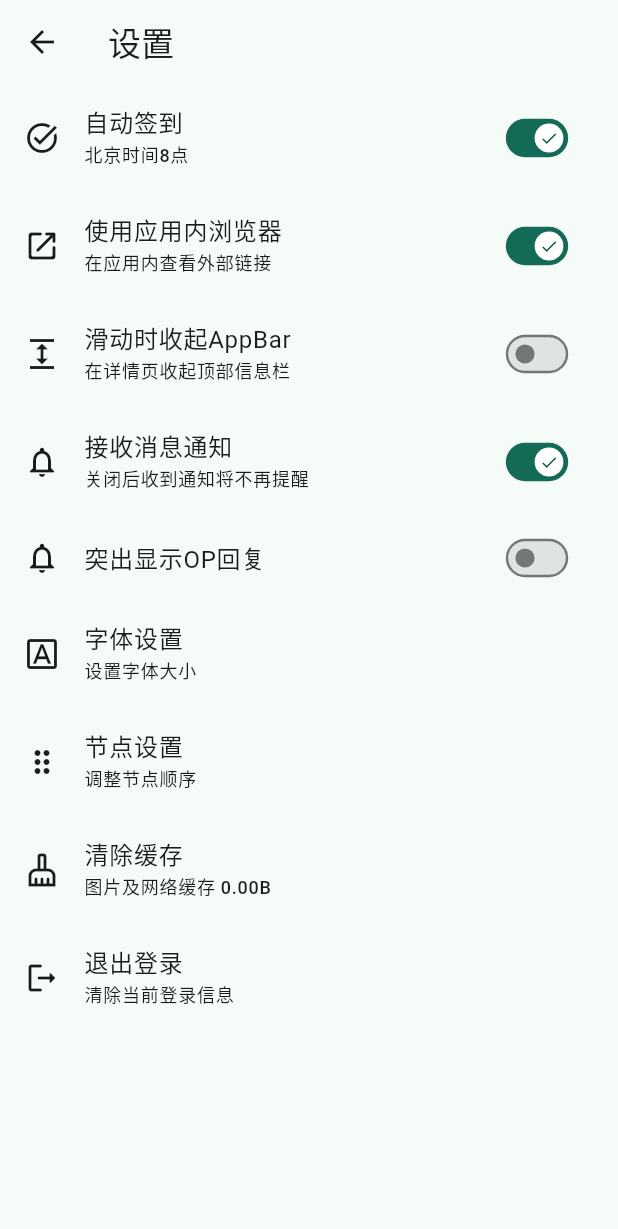
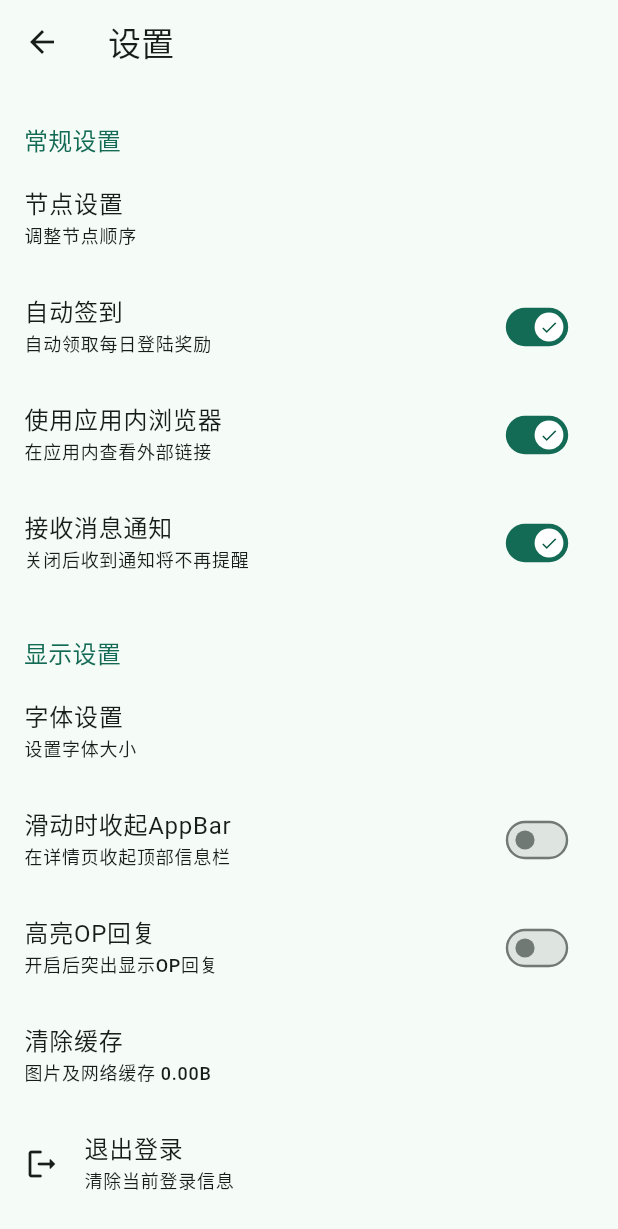
Before and after one commit to guozhigq/flutter_v2ex, a Flutter app: the SettingPage screen opened by its route, on a phone screen of 412 x 824 dp. Shown: the top 1229 px of the screen. Run offline on Flutter 3.47's test engine with Material 2 defaults, Android fonts, the phone set to English and light mode, and no system bars; drawn by our look-alikes of dynamic_color, flutter_smart_dialog; our stand-ins replace cached_network_image, cookie_jar, device_info_plus, dio, dio_cookie_manager, easy_refresh and 14 more; missing offline and left inert: dio_http2_adapter, dio_http_cache, extended_tabs, extended_text_field, extended_text_library, flutter_html_iframe and 3 more; accounts and stored records are empty; Roboto replaces fonts that are missing (NotoSansSC).

Commit message:
mod: 设置页面样式

```diff
--- a/lib/pages/page_setting.dart
+++ b/lib/pages/page_setting.dart
@@ -57,6 +57,7 @@ class _SettingPageState extends State<SettingPage> {
           TextButton(
               onPressed: () async {
                 Navigator.pop(context);
+
                 /// 删除cookie目录
                 try {
                   await Login.signOut();
@@ -87,22 +88,34 @@ class _SettingPageState extends State<SettingPage> {
     TextStyle titleStyle = Theme.of(context).textTheme.titleLarge!;
     TextStyle subTitleStyle = Theme.of(context).textTheme.labelMedium!;
     Color iconStyle = Theme.of(context).colorScheme.onBackground;
+    TextStyle groupTitleStyle = Theme.of(context).textTheme.titleMedium!.copyWith(color: Theme.of(context).colorScheme.primary);
     return Scaffold(
       appBar: AppBar(
         title: const Text('设置'),
       ),
       body: ListView(
         children: [
+          Padding(
+            padding: const EdgeInsets.fromLTRB(16, 25, 20, 5),
+            child: Text('常规设置', style: groupTitleStyle),
+          ),
           ListTile(
+            onTap: () => Get.toNamed('/nodesSort'),
+            // leading: Icon(Icons.drag_indicator_rounded, color: iconStyle),
+            title: const Text('节点设置'),
+            subtitle: Text('调整节点顺序', style: subTitleStyle),
+          ),
+          ListTile(
+            enableFeedback: true,
             onTap: () {
               setState(() {
                 autoSign = !autoSign;
                 GStorage().setAutoSign(autoSign);
               });
             },
-            leading: Icon(Icons.task_alt, color: iconStyle),
+            // leading: Icon(Icons.task_alt, color: iconStyle),
             title: const Text('自动签到'),
-            subtitle: Text('北京时间8点', style: subTitleStyle),
+            subtitle: Text('自动领取每日登陆奖励', style: subTitleStyle),
             trailing: Transform.scale(
               scale: 0.8,
               child: Switch(
@@ -123,32 +136,6 @@ class _SettingPageState extends State<SettingPage> {
                   }),
             ),
           ),
-          // ListTile(
-          //   onTap: () {
-          //     setState(() {
-          //       materialColor = !materialColor;
-          //     });
-          //   },
-          //   leading: Icon(Icons.color_lens_outlined, color: iconStyle),
-          //   title: const Text('动态色彩'),
-          //   subtitle: Text('将壁纸颜色应用于主题色', style: subTitleStyle),
-          //   trailing: Transform.scale(
-          //     scale: 0.9,
-          //     child: Switch(
-          //         value: materialColor,
-          //         onChanged: (value) {
-          //           setState(() {
-          //             materialColor = value;
-          //           });
-          //         }),
-          //   ),
-          // ),
-          // ListTile(
-          //   onTap: () {},
-          //   leading: Icon(Icons.workspaces_outlined, color: iconStyle),
-          //   title: const Text('主题风格'),
-          //   subtitle: Text('选择应用主题色', style: subTitleStyle),
-          // ),
           ListTile(
             onTap: () {
               setState(() {
@@ -156,7 +143,7 @@ class _SettingPageState extends State<SettingPage> {
                 GStorage().setLinkOpenInApp(linkOpenInApp);
               });
             },
-            leading: Icon(Icons.open_in_new_rounded, color: iconStyle),
+            // leading: Icon(Icons.open_in_new_rounded, color: iconStyle),
             title: const Text('使用应用内浏览器'),
             subtitle: Text('在应用内查看外部链接', style: subTitleStyle),
             trailing: Transform.scale(
@@ -182,41 +169,11 @@ class _SettingPageState extends State<SettingPage> {
           ListTile(
             onTap: () {
               setState(() {
-                expendAppBar = !expendAppBar;
-                GStorage().setExpendAppBar(expendAppBar);
-              });
-            },
-            leading: Icon(Icons.expand, color: iconStyle),
-            title: const Text('滑动时收起AppBar'),
-            subtitle: Text('在详情页收起顶部信息栏', style: subTitleStyle),
-            trailing: Transform.scale(
-              scale: 0.8,
-              child: Switch(
-                  thumbIcon: MaterialStateProperty.resolveWith<Icon?>(
-                      (Set<MaterialState> states) {
-                    if (states.isNotEmpty &&
-                        states.first == MaterialState.selected) {
-                      return const Icon(Icons.done);
-                    }
-                    return null; // All other states will use the default thumbIcon.
-                  }),
-                  value: expendAppBar,
-                  onChanged: (value) {
-                    setState(() {
-                      expendAppBar = !expendAppBar;
-                      GStorage().setExpendAppBar(expendAppBar);
-                    });
-                  }),
-            ),
-          ),
-          ListTile(
-            onTap: () {
-              setState(() {
                 noticeOn = !noticeOn;
                 GStorage().setNoticeOn(noticeOn);
               });
             },
-            leading: Icon(Icons.notifications_none, color: iconStyle),
+            // leading: Icon(Icons.notifications_none, color: iconStyle),
             title: const Text('接收消息通知'),
             subtitle: Text('关闭后收到通知将不再提醒', style: subTitleStyle),
             trailing: Transform.scale(
@@ -239,6 +196,47 @@ class _SettingPageState extends State<SettingPage> {
                   }),
             ),
           ),
+
+          Padding(
+            padding: const EdgeInsets.fromLTRB(16, 25, 20, 5),
+            child: Text('显示设置', style: groupTitleStyle),
+          ),
+          ListTile(
+            onTap: () => Get.toNamed('/setFont'),
+            // leading: Icon(Icons.font_download_outlined, color: iconStyle),
+            title: const Text('字体设置'),
+            subtitle: Text('设置字体大小', style: subTitleStyle),
+          ),
+          ListTile(
+            onTap: () {
+              setState(() {
+                expendAppBar = !expendAppBar;
+                GStorage().setExpendAppBar(expendAppBar);
+              });
+            },
+            // leading: Icon(Icons.expand, color: iconStyle),
+            title: const Text('滑动时收起AppBar'),
+            subtitle: Text('在详情页收起顶部信息栏', style: subTitleStyle),
+            trailing: Transform.scale(
+              scale: 0.8,
+              child: Switch(
+                  thumbIcon: MaterialStateProperty.resolveWith<Icon?>(
+                          (Set<MaterialState> states) {
+                        if (states.isNotEmpty &&
+                            states.first == MaterialState.selected) {
+                          return const Icon(Icons.done);
+                        }
+                        return null; // All other states will use the default thumbIcon.
+                      }),
+                  value: expendAppBar,
+                  onChanged: (value) {
+                    setState(() {
+                      expendAppBar = !expendAppBar;
+                      GStorage().setExpendAppBar(expendAppBar);
+                    });
+                  }),
+            ),
+          ),
           ListTile(
             onTap: () {
               setState(() {
@@ -246,8 +244,9 @@ class _SettingPageState extends State<SettingPage> {
                 GStorage().setHighlightOp(noticeOn);
               });
             },
-            leading: Icon(Icons.notifications_none, color: iconStyle),
-            title: const Text('突出显示OP回复'),
+            // leading: Icon(Icons.notifications_none, color: iconStyle),
+            title: const Text('高亮OP回复'),
+            subtitle: Text('开启后突出显示OP回复', style: subTitleStyle),
             trailing: Transform.scale(
               scale: 0.8,
               child: Switch(
@@ -269,25 +268,13 @@ class _SettingPageState extends State<SettingPage> {
             ),
           ),
           ListTile(
-            onTap: () => Get.toNamed('/setFont'),
-            leading: Icon(Icons.font_download_outlined, color: iconStyle),
-            title: const Text('字体设置'),
-            subtitle: Text('设置字体大小', style: subTitleStyle),
-          ),
-          ListTile(
-            onTap: () => Get.toNamed('/nodesSort'),
-            leading: Icon(Icons.drag_indicator_rounded, color: iconStyle),
-            title: const Text('节点设置'),
-            subtitle: Text('调整节点顺序', style: subTitleStyle),
-          ),
-          ListTile(
             onTap: () async {
               var cleanStatus = await CacheManage().clearCacheAll();
               if (cleanStatus) {
                 getCacheSize();
               }
             },
-            leading: Icon(Icons.cleaning_services_outlined, color: iconStyle),
+            // leading: Icon(Icons.cleaning_services_outlined, color: iconStyle),
             title: const Text('清除缓存'),
             subtitle: Text('图片及网络缓存 $cacheSize', style: subTitleStyle),
           ),
```
